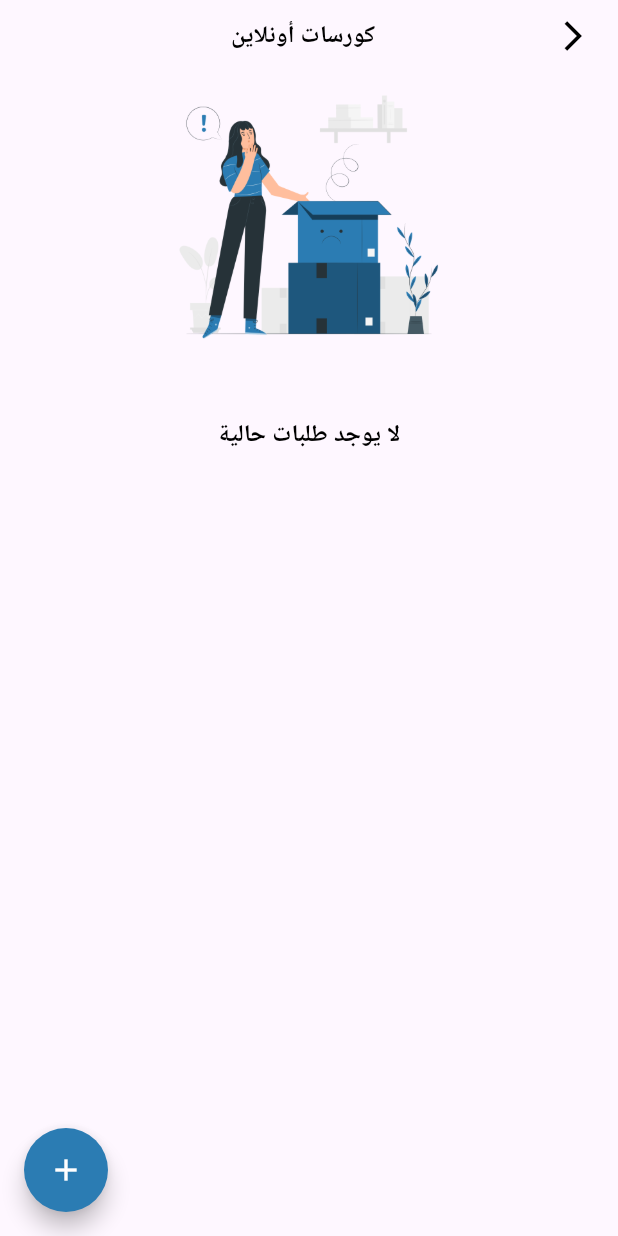
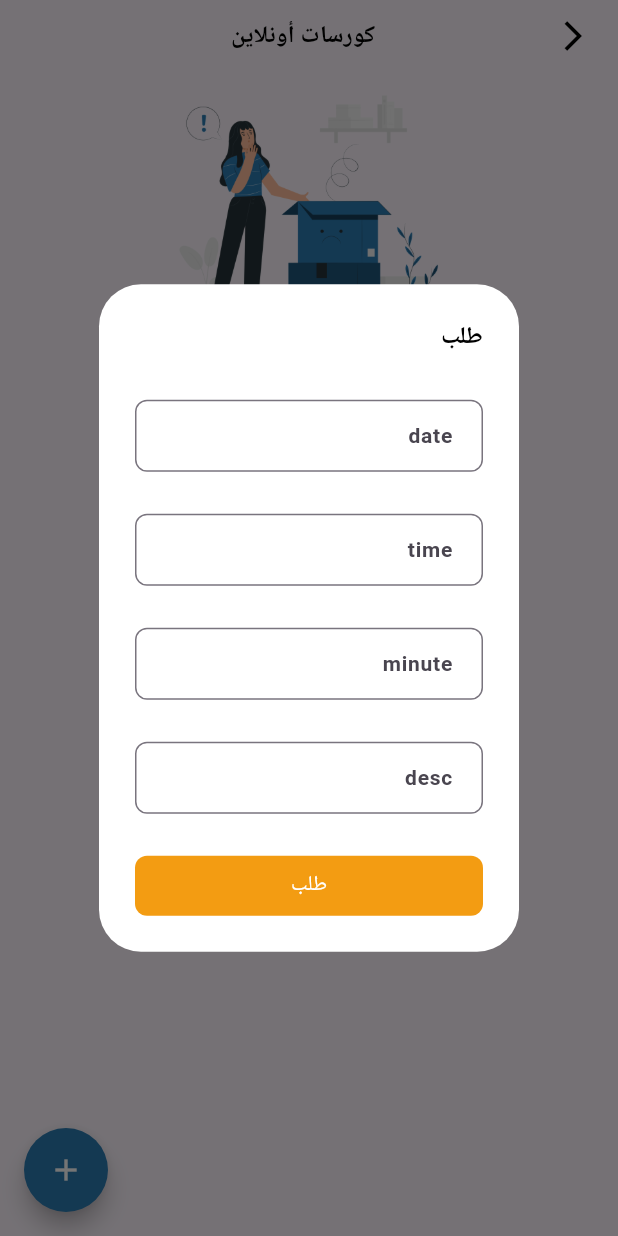
Before and after one commit to mahmoudhamdyae/ElBahaa, a Flutter app: the OnlineCoursesScreen screen opened directly, after a tap on the "add" icon, on a phone screen of 412 x 824 dp. Run offline on Flutter 3.47's test engine with Material 3 defaults, Android fonts, the light colour scheme and no system bars; our stand-ins replace badges, dio, firebase_core, firebase_messaging, firebase_remote_config, flutter_local_notifications and 13 more; missing offline and left inert: flutter_media_downloader, pair, purchases_flutter, rate_my_app; accounts and stored records are empty; Roboto replaces fonts that are missing (SakkalMajalla).

Commit message:
Online Courses UI

```diff
--- a/lib/presentation/resources/strings_manager.dart
+++ b/lib/presentation/resources/strings_manager.dart
@@ -251,4 +251,16 @@ class AppStrings {
   static const updateProfileButton = 'تعديل البيانات الشخصية';
 
   static const requireLog = 'يجب عليك تسجيل الدخول أولا';
+
+  // Online Courses Screen
+  static const onlineCoursesDialogTitle = 'طلب';
+  static const dateHint = 'date';
+  static const timeHint = 'time';
+  static const minuteHint = 'minute';
+  static const descHint = 'desc';
+  static const String dateInvalid = 'هذا الحقل لا يمكن أن يكون فارغا';
+  static const String timeInvalid = 'هذا الحقل لا يمكن أن يكون فارغا';
+  static const String minuteInvalid = 'هذا الحقل لا يمكن أن يكون فارغا';
+  static const String descInvalid = 'هذا الحقل لا يمكن أن يكون فارغا';
+  static const orderButton = 'طلب';
 }
--- a/lib/presentation/screens/cart/widgets/finish_order_screen.dart
+++ b/lib/presentation/screens/cart/widgets/finish_order_screen.dart
@@ -28,11 +28,6 @@ class _FinishOrderScreenState extends State<FinishOrderScreen> {
     if (formData!.validate()) {
       formData.save();
       final PrintedNotesController controller = Get.find<PrintedNotesController>();
-
-      // if (controller.selectedArea.value == controller.areas.first) {
-      //   ScaffoldMessenger.of(context).showSnackBar(const SnackBar(content: Text(AppStrings.areaInvalid)));
-      //   return;
-      // }
 
       showLoading(context);
       await controller.order().then((value) {
--- a/lib/presentation/screens/home/online_courses/controller/online_courses_controller.dart
+++ b/lib/presentation/screens/home/online_courses/controller/online_courses_controller.dart
@@ -1,10 +1,15 @@
 import 'package:elbahaa/domain/models/online_courses.dart';
 import 'package:elbahaa/domain/repository/repository.dart';
+import 'package:flutter/cupertino.dart';
 import 'package:get/get.dart';
 
 class OnlineCoursesController extends GetxController {
 
   final RxList<OnlineCourses> onlineCourses = RxList.empty();
+  final TextEditingController date = TextEditingController();
+  final TextEditingController time = TextEditingController();
+  final TextEditingController minute = TextEditingController();
+  final TextEditingController desc = TextEditingController();
 
   final Rx<RxStatus> _getStatus = Rx<RxStatus>(RxStatus.empty());
   RxStatus get getStatus => _getStatus.value;
@@ -18,10 +23,19 @@ class OnlineCoursesController extends GetxController {
   @override
   void onInit() {
     super.onInit();
-    _getOnlineCourses();
+    getOnlineCourses();
   }
 
-  void _getOnlineCourses() {
+  @override
+  void dispose() {
+    super.dispose();
+    date.clear();
+    time.clear();
+    minute.clear();
+    desc.clear();
+  }
+
+  void getOnlineCourses() {
     _getStatus.value = RxStatus.loading();
     try {
       // _repository.getOnlineCourses().then((remoteOnlineCourses) {
@@ -33,10 +47,10 @@ class OnlineCoursesController extends GetxController {
     }
   }
 
-  void orderOnlineCourse() {
+  Future<void> orderOnlineCourse() async {
     _postStatus.value = RxStatus.loading();
     try {
-      // _repository.orderOnlineCourse().then((remoteOnlineCourses) {
+      // await _repository.orderOnlineCourse().then((remoteOnlineCourses) {
         _postStatus.value = RxStatus.success();
       // });
     } on Exception catch (e) {
--- a/lib/presentation/screens/home/online_courses/screens/online_courses_screen.dart
+++ b/lib/presentation/screens/home/online_courses/screens/online_courses_screen.dart
@@ -1,10 +1,12 @@
 import 'package:elbahaa/presentation/resources/color_manager.dart';
 import 'package:elbahaa/presentation/screens/home/online_courses/controller/online_courses_controller.dart';
 import 'package:elbahaa/presentation/screens/home/online_courses/widgets/online_courses_list.dart';
+import 'package:elbahaa/presentation/screens/home/online_courses/widgets/order_online_course_dialog.dart';
 import 'package:flutter/material.dart';
 import 'package:get/get.dart';
 
 import '../../../../resources/strings_manager.dart';
+import '../../../../resources/styles_manager.dart';
 import '../../../../widgets/empty_screen.dart';
 import '../../../../widgets/error_screen.dart';
 import '../../../../widgets/loading_screen.dart';
@@ -18,7 +20,18 @@ class OnlineCoursesScreen extends StatelessWidget {
     return Scaffold(
       floatingActionButton: FloatingActionButton(
         onPressed: () {
-          // todo: add order
+          showDialog(
+              context: context,
+              builder: (BuildContext context) {
+                return AlertDialog(
+                  backgroundColor: ColorManager.white,
+                  title: Text(
+                    AppStrings.onlineCoursesDialogTitle,
+                    style: getLargeStyle(),
+                  ),
+                  content: const OrderOnlineCourseDialog(),
+                );
+              });
         },
         backgroundColor: ColorManager.secondary,
         shape: const CircleBorder(),
--- /dev/null
+++ b/lib/presentation/screens/home/online_courses/widgets/order_online_course_dialog.dart
@@ -0,0 +1,177 @@
+import 'package:elbahaa/presentation/screens/home/online_courses/controller/online_courses_controller.dart';
+import 'package:flutter/material.dart';
+import 'package:get/get.dart';
+
+import '../../../../resources/color_manager.dart';
+import '../../../../resources/constants_manager.dart';
+import '../../../../resources/font_manager.dart';
+import '../../../../resources/strings_manager.dart';
+import '../../../../resources/styles_manager.dart';
+import '../../../../resources/values_manager.dart';
+import '../../../../widgets/dialogs/error_dialog.dart';
+import '../../../../widgets/dialogs/loading_dialog.dart';
+
+class OrderOnlineCourseDialog extends StatefulWidget {
+  const OrderOnlineCourseDialog({super.key});
+
+  @override
+  State<OrderOnlineCourseDialog> createState() => _OrderOnlineCourseDialogState();
+}
+
+class _OrderOnlineCourseDialogState extends State<OrderOnlineCourseDialog> {
+
+  GlobalKey<FormState> formState = GlobalKey<FormState>();
+
+  _orderOnlineCourse() async {
+    var formData = formState.currentState;
+    if (formData!.validate()) {
+      formData.save();
+      final OnlineCoursesController controller = Get.find<OnlineCoursesController>();
+
+      showLoading(context);
+      await controller.orderOnlineCourse().then((value) {
+        showLoading(context);
+        if (controller.postStatus.isError) {
+          Get.back();
+          showError(context, controller.postStatus.errorMessage.toString(), () {});
+        } else {
+          Get.back();
+          Get.find<OnlineCoursesController>().getOnlineCourses();
+          Get.showSnackbar(
+            const GetSnackBar(
+              title: null,
+              message: AppStrings.successDialogTitle,
+              icon: Icon(Icons.download_done, color: ColorManager.white,),
+              duration: Duration(seconds: AppConstants.snackBarTime),
+            ),
+          );
+        }
+      });
+    }
+  }
+
+  @override
+  Widget build(BuildContext context) {
+    return Form(
+        key: formState,
+        child: SingleChildScrollView(
+          child: Column(
+            mainAxisSize: MainAxisSize.min,
+            children: [
+              const SizedBox(height: 16.0,),
+              // Date Edit Text // todo
+              TextFormField(
+                controller: Get.find<OnlineCoursesController>().date,
+                textInputAction: TextInputAction.next,
+                keyboardType: TextInputType.text,
+                validator: (val) {
+                  if (val == null || val.isEmpty) {
+                    return AppStrings.dateInvalid;
+                  }
+                  return null;
+                },
+                style: getLargeStyle(
+                  fontSize: FontSize.s14,
+                  color: ColorManager.grey,
+                ),
+                decoration: getTextFieldDecoration(
+                  hint: AppStrings.dateHint,
+                  prefixIcon: null,
+                  onPressed: () { },
+                ),
+              ),
+              const SizedBox(
+                height: AppSize.s28,
+              ),
+              // Time Edit Text
+              TextFormField(
+                controller: Get.find<OnlineCoursesController>().time,
+                textInputAction: TextInputAction.next,
+                keyboardType: TextInputType.number,
+                validator: (val) {
+                  if (val.toString().isNotEmpty) {
+                    return null;
+                  }
+                  return AppStrings.timeInvalid;
+                },
+                style: getLargeStyle(
+                  fontSize: FontSize.s14,
+                  color: ColorManager.grey,
+                ),
+                decoration: getTextFieldDecoration(
+                  hint: AppStrings.timeHint,
+                  prefixIcon: null,
+                  onPressed: () {},
+                ),
+              ),
+              const SizedBox(
+                height: AppSize.s28,
+              ),
+              // Minute Edit Text
+              TextFormField(
+                controller: Get.find<OnlineCoursesController>().minute,
+                textInputAction: TextInputAction.next,
+                keyboardType: TextInputType.number,
+                validator: (val) {
+                  if (val.toString().isNotEmpty) {
+                    return null;
+                  }
+                  return AppStrings.minuteInvalid;
+                },
+                style: getLargeStyle(
+                  fontSize: FontSize.s14,
+                  color: ColorManager.grey,
+                ),
+                decoration: getTextFieldDecoration(
+                  hint: AppStrings.minuteHint,
+                  prefixIcon: null,
+                  onPressed: () {},
+                ),
+              ),
+              const SizedBox(
+                height: AppSize.s28,
+              ),
+              // Desc Edit Text
+              TextFormField(
+                controller: Get.find<OnlineCoursesController>().desc,
+                textInputAction: TextInputAction.done,
+                keyboardType: TextInputType.text,
+                validator: (val) {
+                  if (val.toString().isNotEmpty) {
+                    return null;
+                  }
+                  return AppStrings.descInvalid;
+                },
+                style: getLargeStyle(
+                  fontSize: FontSize.s14,
+                  color: ColorManager.grey,
+                ),
+                decoration: getTextFieldDecoration(
+                  hint: AppStrings.descHint,
+                  prefixIcon: null,
+                  onPressed: () {},
+                ),
+              ),
+              const SizedBox(
+                height: AppSize.s28,
+              ),
+              // Confirm Order Button
+              SizedBox(
+                width: double.infinity,
+                height: AppSize.s40,
+                child: FilledButton(
+                  style: getFilledButtonStyle(),
+                  onPressed: () async {
+                    await _orderOnlineCourse();
+                  },
+                  child: const Text(
+                    AppStrings.orderButton,
+                  ),
+                ),
+              ),
+            ],
+          ),
+        )
+    );
+  }
+}
```
